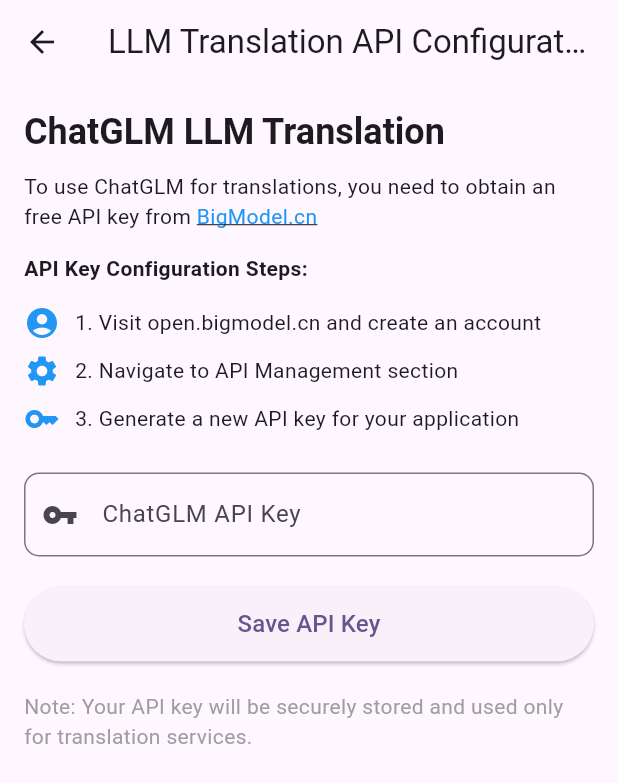
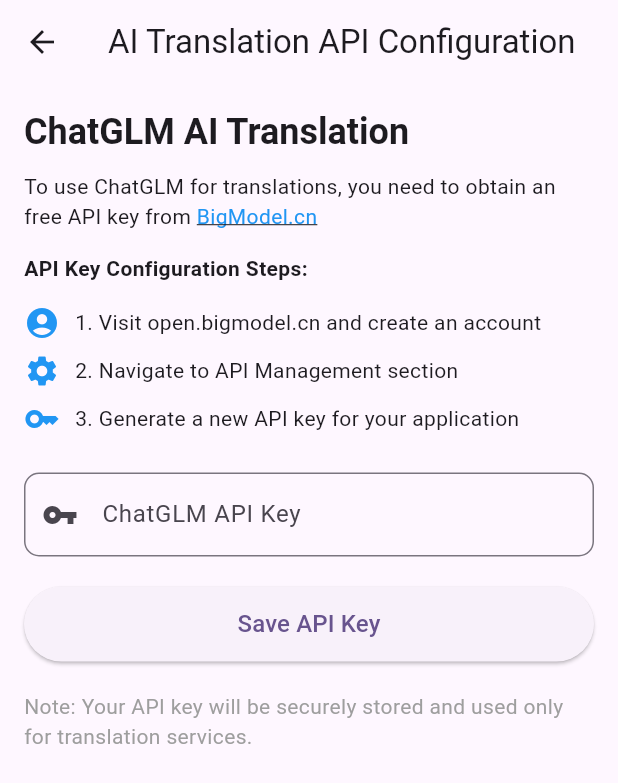
Before and after one commit to JiantaoFu/screen_translate, a Flutter app: the screen it shows after launch, after a tap on the "settings" icon, on a phone screen of 412 x 824 dp. Shown: the top 783 px of the screen. Run offline on Flutter 3.47's test engine with Material 3 defaults, Android fonts, the phone set to English and light mode, and no system bars; our stand-ins replace flutter_dotenv, flutter_secure_storage; missing offline and left inert: google_mlkit_text_recognition, google_mlkit_translation; generated files the repository leaves out were written again.

Commit message:
replace LLM with AI

```diff
--- a/lib/screens/home_screen.dart
+++ b/lib/screens/home_screen.dart
@@ -346,7 +346,7 @@ class HomeScreen extends StatelessWidget {
                         builder: (BuildContext context) {
                           return AlertDialog(
                             title: const Text('API Key Required'),
-                            content: const Text('Please set up your ChatGLM API key to use LLM translation.'),
+                            content: const Text('Please set up your ChatGLM API key to use AI translation.'),
                             actions: [
                               TextButton(
                                 child: const Text('Cancel'),
@@ -391,7 +391,7 @@ class HomeScreen extends StatelessWidget {
                   ),
                   Padding(
                     padding: EdgeInsets.symmetric(horizontal: 20, vertical: 10),
-                    child: Text('LLM', style: TextStyle(fontSize: 16)),
+                    child: Text('AI', style: TextStyle(fontSize: 16)),
                   ),
                 ],
               ),
--- a/lib/screens/llm_api_config_screen.dart
+++ b/lib/screens/llm_api_config_screen.dart
@@ -58,7 +58,7 @@ class _LLMApiConfigScreenState extends State<LLMApiConfigScreen> {
   Widget build(BuildContext context) {
     return Scaffold(
       appBar: AppBar(
-        title: const Text('LLM Translation API Configuration'),
+        title: const Text('AI Translation API Configuration'),
       ),
       body: Padding(
         padding: const EdgeInsets.all(16.0),
@@ -67,7 +67,7 @@ class _LLMApiConfigScreenState extends State<LLMApiConfigScreen> {
           child: ListView(
             children: [
               Text(
-                'ChatGLM LLM Translation',
+                'ChatGLM AI Translation',
                 style: Theme.of(context).textTheme.headlineSmall?.copyWith(
                   fontWeight: FontWeight.bold,
                 ),
```
